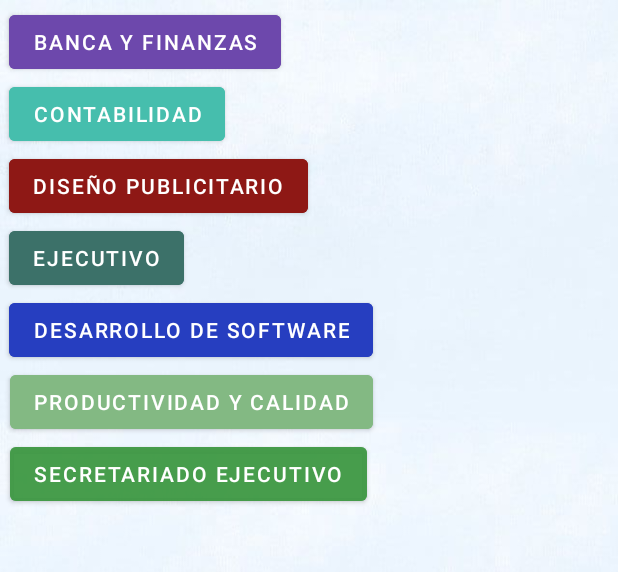
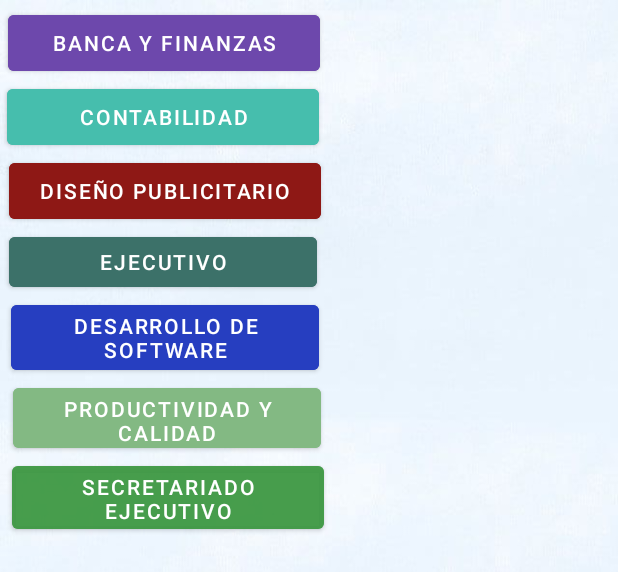
Before and after one commit to NatillaCasera/CTPVazquezDeCoronado, an Android app: the layout fragment_dashboard.xml on its own in the app's theme, with its tools: preview values and no code run, on a phone screen of 412 x 824 dp. Shown: the top 572 px of the screen. Run offline under Robolectric (Android 15) with nearby library versions, the phone set to English and light mode, and no system bars.

Commit message:
cambio en el tamño de los botones

```diff
--- a/app/src/main/res/layout/fragment_dashboard.xml
+++ b/app/src/main/res/layout/fragment_dashboard.xml
@@ -11,8 +11,8 @@
 
     <Button
         android:id="@+id/button0"
-        android:layout_width="wrap_content"
-        android:layout_height="wrap_content"
+        android:layout_width="208dp"
+        android:layout_height="49dp"
         android:layout_marginTop="4dp"
         android:text="Banca y finanzas"
         android:backgroundTint="@color/color_banca"
@@ -38,11 +38,11 @@
 
     <Button
         android:id="@+id/button1"
-        android:layout_width="wrap_content"
-        android:layout_height="wrap_content"
+        android:layout_width="208dp"
+        android:layout_height="49dp"
         android:layout_marginBottom="508dp"
+        android:backgroundTint="@color/color_conta"
         android:text="Contabilidad"
-        android:backgroundTint="@color/color_conta"
         app:layout_constraintBottom_toBottomOf="parent"
         app:layout_constraintEnd_toEndOf="parent"
         app:layout_constraintHorizontal_bias="0.022"
@@ -66,11 +66,11 @@
 
     <Button
         android:id="@+id/button2"
-        android:layout_width="wrap_content"
-        android:layout_height="wrap_content"
+        android:layout_width="208dp"
+        android:layout_height="49dp"
         android:layout_marginBottom="324dp"
+        android:backgroundTint="@color/color_diseño"
         android:text="Diseño publicitario"
-        android:backgroundTint="@color/color_diseño"
         app:layout_constraintBottom_toBottomOf="parent"
         app:layout_constraintEnd_toEndOf="parent"
         app:layout_constraintHorizontal_bias="0.028"
@@ -96,14 +96,14 @@
 
     <Button
         android:id="@+id/button3"
-        android:layout_width="wrap_content"
-        android:layout_height="wrap_content"
+        android:layout_width="205dp"
+        android:layout_height="45dp"
         android:layout_marginBottom="356dp"
         android:backgroundTint="@color/color_ejecutivo_centros"
         android:text="Ejecutivo"
         app:layout_constraintBottom_toBottomOf="parent"
         app:layout_constraintEnd_toEndOf="parent"
-        app:layout_constraintHorizontal_bias="0.02"
+        app:layout_constraintHorizontal_bias="0.029"
         app:layout_constraintStart_toStartOf="parent"
 
         app:layout_constraintTop_toBottomOf="@+id/textView7"
@@ -125,8 +125,8 @@
 
     <Button
         android:id="@+id/button4"
-        android:layout_width="wrap_content"
-        android:layout_height="wrap_content"
+        android:layout_width="205dp"
+        android:layout_height="55dp"
         android:layout_marginBottom="276dp"
         android:backgroundTint="@color/color_desarrollo"
         android:text="Desarrollo de software"
@@ -154,8 +154,8 @@
 
     <Button
         android:id="@+id/button5"
-        android:layout_width="wrap_content"
-        android:layout_height="wrap_content"
+        android:layout_width="205dp"
+        android:layout_height="52dp"
         android:layout_marginBottom="264dp"
         android:backgroundTint="@color/color_product_calida"
         android:text="Productividad y calidad"
@@ -183,8 +183,8 @@
 
     <Button
         android:id="@+id/button6"
-        android:layout_width="wrap_content"
-        android:layout_height="wrap_content"
+        android:layout_width="208dp"
+        android:layout_height="54dp"
         android:layout_marginBottom="216dp"
         android:backgroundTint="@color/color_secre_eje"
         android:text="Secretariado ejecutivo"
```
